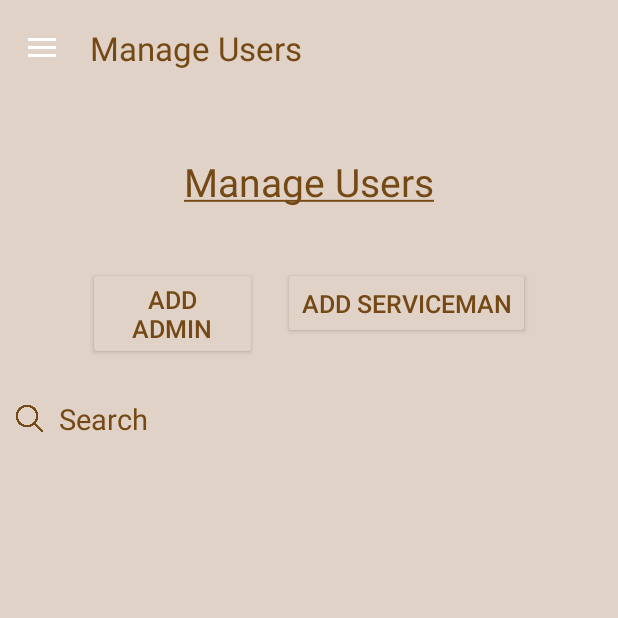
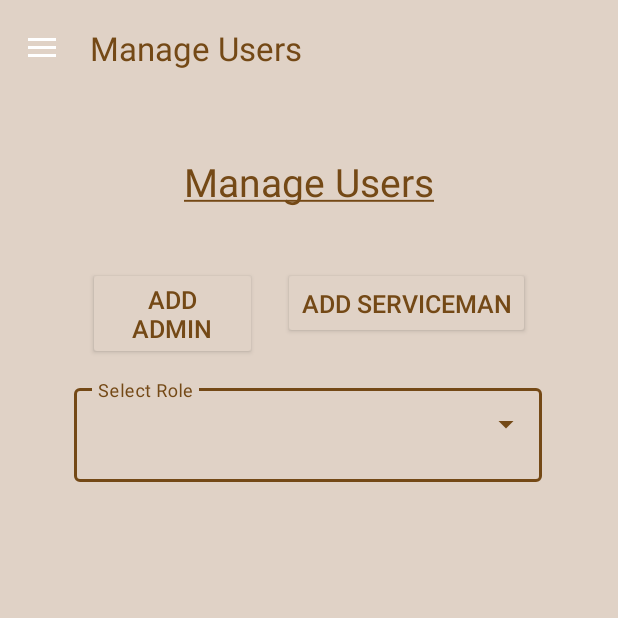
Before and after one commit to DevRaval2604/Citizen-Care, an Android app: the ManageUsers screen opened directly, with no data from a screen before it, on a phone screen of 412 x 824 dp, the top half of it. Run offline under Robolectric (Android 15) with nearby library versions, the phone set to English and light mode, and no system bars; our stand-ins replace Firebase (no records; nobody signed in at launch, a user with empty details on screens opened directly), sdp/ssp sizes.

Commit message:
Final Year Project

```diff
--- a/app/src/main/java/com/example/citizencare/Admin_Register.java
+++ b/app/src/main/java/com/example/citizencare/Admin_Register.java
@@ -175,7 +175,7 @@ public class Admin_Register extends AppCompatActivity {
             if (task.isSuccessful()) {
                 FirebaseUser firebaseUser =auth.getCurrentUser();
                 //Enter User Data into Firebase Realtime Database.
-                ReadWriteCitizenDetails WriteCitizenDetails=new ReadWriteCitizenDetails(textFirstName,textMiddleName,textLastName,textEmail,textGender,textMobile,"Admin");
+                ReadWriteCitizenDetails WriteCitizenDetails=new ReadWriteCitizenDetails(textFirstName,textMiddleName,textLastName,textEmail,textGender,textMobile,"Admin",false);
                 //Extracting users reference from Database for "Users"
                 DatabaseReference reference= FirebaseDatabase.getInstance().getReference("Users");
                 reference.child(Objects.requireNonNull(firebaseUser).getUid()).setValue(WriteCitizenDetails).addOnCompleteListener(task1 -> {
--- a/app/src/main/java/com/example/citizencare/ManageUsers.java
+++ b/app/src/main/java/com/example/citizencare/ManageUsers.java
@@ -1,19 +1,20 @@
 package com.example.citizencare;
 import androidx.recyclerview.widget.LinearLayoutManager;
 import androidx.recyclerview.widget.RecyclerView;
-
 import android.content.Intent;
 import android.os.Bundle;
-import android.text.Editable;
 import android.text.SpannableString;
-import android.text.TextWatcher;
 import android.text.style.UnderlineSpan;
+import android.widget.ArrayAdapter;
+import android.widget.AutoCompleteTextView;
 import android.widget.Button;
-import android.widget.EditText;
 import android.widget.TextView;
 import com.example.citizencare.databinding.ActivityManageUsersBinding;
 import com.firebase.ui.database.FirebaseRecyclerOptions;
 import com.google.firebase.database.FirebaseDatabase;
+import com.google.firebase.database.Query;
+import java.util.ArrayList;
+import java.util.List;
 
 
 public class ManageUsers extends DrawerBase {
@@ -21,6 +22,10 @@ public class ManageUsers extends DrawerBase {
     ActivityManageUsersBinding activityManageUsersBinding;
 RecyclerView recyclerView;
 MainAdapter mainAdapter;
+
+AutoCompleteTextView autoCompleteTextView;
+List<String> suggestions=new ArrayList<>();
+ArrayAdapter<String> adapter;
 
     @Override
     protected void onCreate(Bundle savedInstanceState) {
@@ -59,22 +64,23 @@ MainAdapter mainAdapter;
 
         mainAdapter=new MainAdapter(options);
         recyclerView.setAdapter(mainAdapter);
-        EditText editText=findViewById(R.id.search);
-        editText.addTextChangedListener(new TextWatcher() {
-            @Override
-            public void beforeTextChanged(CharSequence charSequence, int i, int i1, int i2) {
-                //Do nothing
-            }
-
-            @Override
-            public void onTextChanged(CharSequence charSequence, int i, int i1, int i2) {
-                processsearch(charSequence.toString());
-            }
-
-            @Override
-            public void afterTextChanged(Editable editable) {
-                //Do nothing
-            }
+        autoCompleteTextView=findViewById(R.id.dropdown_manageusers);
+        adapter=new ArrayAdapter<>(this,R.layout.list_item,suggestions);
+        autoCompleteTextView.setAdapter(adapter);
+        suggestions.add("Admin");
+        suggestions.add("Serviceman");
+        suggestions.add("Citizen");
+        adapter.notifyDataSetChanged();
+        autoCompleteTextView.setOnItemClickListener((adapterView, view, i, l) -> {
+            String selectedRole=(String)adapterView.getItemAtPosition(i);
+            Query query=FirebaseDatabase.getInstance().getReference().child("Users").orderByChild("Role").equalTo(selectedRole);
+            FirebaseRecyclerOptions<MainModel> options1 =
+                    new FirebaseRecyclerOptions.Builder<MainModel>()
+                            .setQuery(query, MainModel.class)
+                            .build();
+            MainAdapter mainAdapter=new MainAdapter(options1);
+            recyclerView.setAdapter(mainAdapter);
+            mainAdapter.startListening();
         });
     }
 
@@ -89,13 +95,4 @@ MainAdapter mainAdapter;
         super.onStop();
         mainAdapter.stopListening();
     }
-    private void processsearch(String s) {
-        FirebaseRecyclerOptions<MainModel> options =
-                new FirebaseRecyclerOptions.Builder<MainModel>()
-                        .setQuery(FirebaseDatabase.getInstance().getReference().child("Users").orderByChild("Role").startAt(s).endAt(s+"\uf8ff"), MainModel.class)
-                        .build();
-        mainAdapter=new MainAdapter(options);
-        mainAdapter.startListening();
-        recyclerView.setAdapter(mainAdapter);
-    }
 }
--- a/app/src/main/java/com/example/citizencare/ReadWriteCitizenDetails.java
+++ b/app/src/main/java/com/example/citizencare/ReadWriteCitizenDetails.java
@@ -4,11 +4,12 @@ package com.example.citizencare;
 
 public class ReadWriteCitizenDetails {
         public String FirstName,MiddleName,LastName,Email,Gender,MobileNumber,Role;
+        Boolean Blocked;
 
         //Constructor
         public ReadWriteCitizenDetails(){}
 
-        public ReadWriteCitizenDetails(String textFirstName,String textMiddleName,String textLastName,String textEmail,String textGender,String textMobile,String Role){
+        public ReadWriteCitizenDetails(String textFirstName,String textMiddleName,String textLastName,String textEmail,String textGender,String textMobile,String Role,Boolean Blocked){
             this.FirstName=textFirstName;
             this.MiddleName=textMiddleName;
             this.LastName=textLastName;
@@ -16,5 +17,6 @@ public class ReadWriteCitizenDetails {
             this.Gender=textGender;
             this.MobileNumber=textMobile;
             this.Role=Role;
+            this.Blocked=Blocked;
         }
 }
--- a/app/src/main/java/com/example/citizencare/Register.java
+++ b/app/src/main/java/com/example/citizencare/Register.java
@@ -175,7 +175,7 @@ public class Register extends AppCompatActivity {
             if (task.isSuccessful()) {
                 FirebaseUser firebaseUser =auth.getCurrentUser();
                 //Enter User Data into Firebase Realtime Database.
-                ReadWriteCitizenDetails WriteCitizenDetails=new ReadWriteCitizenDetails(textFirstName,textMiddleName,textLastName,textEmail,textGender,textMobile,"Citizen");
+                ReadWriteCitizenDetails WriteCitizenDetails=new ReadWriteCitizenDetails(textFirstName,textMiddleName,textLastName,textEmail,textGender,textMobile,"Citizen",false);
                 //Extracting users reference from Database for "Users"
                 DatabaseReference reference=FirebaseDatabase.getInstance().getReference("Users");
                 reference.child(Objects.requireNonNull(firebaseUser).getUid()).setValue(WriteCitizenDetails).addOnCompleteListener(task1 -> {
--- a/app/src/main/java/com/example/citizencare/Serviceman_Register.java
+++ b/app/src/main/java/com/example/citizencare/Serviceman_Register.java
@@ -177,7 +177,7 @@ public class Serviceman_Register extends AppCompatActivity {
             if (task.isSuccessful()) {
                 FirebaseUser firebaseUser =auth.getCurrentUser();
                 //Enter User Data into Firebase Realtime Database.
-                ReadWriteCitizenDetails WriteCitizenDetails=new ReadWriteCitizenDetails(textFirstName,textMiddleName,textLastName,textEmail,textGender,textMobile,"Serviceman");
+                ReadWriteCitizenDetails WriteCitizenDetails=new ReadWriteCitizenDetails(textFirstName,textMiddleName,textLastName,textEmail,textGender,textMobile,"Serviceman",false);
                 //Extracting users reference from Database for "Users"
                 DatabaseReference reference= FirebaseDatabase.getInstance().getReference("Users");
                 reference.child(Objects.requireNonNull(firebaseUser).getUid()).setValue(WriteCitizenDetails).addOnCompleteListener(task1 -> {
--- a/app/src/main/java/com/example/citizencare/Update_Profile.java
+++ b/app/src/main/java/com/example/citizencare/Update_Profile.java
@@ -5,10 +5,6 @@ import android.os.Bundle;
 import android.text.SpannableString;
 import android.text.style.UnderlineSpan;
 import android.widget.TextView;
-
-import androidx.appcompat.app.AppCompatActivity;
-
-import com.example.citizencare.databinding.ActivityAdminBinding;
 import com.example.citizencare.databinding.ActivityUpdateProfileBinding;
 
 public class Update_Profile extends DrawerBase {
--- a/app/src/main/res/layout/activity_main.xml
+++ b/app/src/main/res/layout/activity_main.xml
@@ -120,6 +120,7 @@
                 android:hint="@string/select"
                 android:inputType="none"
                 android:textColorHint="@color/text"
+                android:textColor="@color/text"
                 android:textSize="@dimen/_16sdp"
                 tools:ignore="LabelFor,TouchTargetSizeCheck,SpeakableTextPresentCheck" />
         </com.google.android.material.textfield.TextInputLayout>
@@ -140,6 +141,7 @@
                 android:backgroundTint="@color/background"
                 android:hint="@string/select2"
                 android:inputType="none"
+                android:textColor="@color/text"
                 android:textColorHint="@color/text"
                 android:textSize="@dimen/_16sdp"
                 tools:ignore="LabelFor,TouchTargetSizeCheck,SpeakableTextPresentCheck" />
--- a/app/src/main/res/layout/activity_manage_complaint_type.xml
+++ b/app/src/main/res/layout/activity_manage_complaint_type.xml
@@ -95,6 +95,7 @@
                 android:backgroundTint="@color/background"
                 android:hint="@string/select2"
                 android:inputType="none"
+                android:textColor="@color/text"
                 android:textColorHint="@color/text"
                 android:textSize="@dimen/_16sdp"
                 tools:ignore="LabelFor,TouchTargetSizeCheck,SpeakableTextPresentCheck" />
--- a/app/src/main/res/layout/activity_manage_service_type.xml
+++ b/app/src/main/res/layout/activity_manage_service_type.xml
@@ -93,6 +93,7 @@ tools:context=".ManageServiceType">
             android:layout_height="wrap_content"
             android:backgroundTint="@color/background"
             android:hint="@string/select"
+            android:textColor="@color/text"
             android:inputType="none"
             android:textColorHint="@color/text"
             android:textSize="@dimen/_16sdp"
--- a/app/src/main/res/layout/activity_manage_users.xml
+++ b/app/src/main/res/layout/activity_manage_users.xml
@@ -49,40 +49,36 @@
                     android:textColor="@color/text"
                     android:textSize="@dimen/_13sdp"
                     tools:ignore="TextSizeCheck" />
-
-
-
-
-                <ImageView
-                    android:layout_width="@dimen/_20sdp"
-                    android:layout_height="@dimen/_20sdp"
-                    android:layout_marginTop="@dimen/_98sdp"
-                    android:id="@+id/ic_search"
-                    android:layout_below="@id/textview_manage_user"
-                    android:background="@drawable/search"
-                    android:backgroundTint="@color/text"
-                    tools:ignore="ContentDescription" />
-                <EditText
-                    android:id="@+id/search"
-                    android:layout_width="match_parent"
+                <com.google.android.material.textfield.TextInputLayout
+                    style="@style/Widget.Material3.TextInputLayout.OutlinedBox.ExposedDropdownMenu"
+                    android:layout_width="@dimen/_240sdp"
                     android:layout_height="wrap_content"
-                    android:layout_marginTop="@dimen/_93sdp"
-                    android:layout_below="@id/textview_manage_user"
-                    android:background="@color/background"
-                    android:hint="Search"
+                    android:layout_marginTop="@dimen/_10sdp"
+                    android:layout_marginStart="@dimen/_33sdp"
+                    android:layout_below="@id/button_admin"
+                    android:backgroundTint="@color/background"
                     android:textColorHint="@color/text"
-                    android:layout_marginStart="@dimen/_20sdp"
-                    android:inputType="textPersonName"
-                    android:padding="@dimen/_5sdp"
+                    app:boxStrokeColor="@color/text"
+                    app:endIconTint="@color/text"
+                    app:hintTextColor="@color/text">
+                        <AutoCompleteTextView
+                            android:id="@+id/dropdown_manageusers"
+                            android:layout_width="@dimen/_240sdp"
+                            android:layout_height="wrap_content"
+                            android:backgroundTint="@color/background"
+                            android:hint="Select Role"
+                            android:inputType="none"
                             android:textColor="@color/text"
-                    android:textSize="@dimen/_15sdp"
-                    tools:ignore="Autofill,HardcodedText,MissingConstraints,TextContrastCheck,TextSizeCheck,TouchTargetSizeCheck" />
+                            android:textColorHint="@color/text"
+                            android:textSize="@dimen/_16sdp"
+                            tools:ignore="HardcodedText,LabelFor,SpeakableTextPresentCheck,TouchTargetSizeCheck" />
+                </com.google.android.material.textfield.TextInputLayout>
 
                 <androidx.recyclerview.widget.RecyclerView
                     android:id="@+id/recview"
                     android:layout_width="match_parent"
                     android:layout_height="match_parent"
-            android:layout_marginTop="@dimen/_200sdp"
+                    android:layout_marginTop="@dimen/_210sdp"
                     android:layout_alignParentBottom="true"
                     android:layout_alignParentEnd="true"
                     android:layout_alignParentStart="true"
```
Also changed, not shown: app/src/main/java/com/example/citizencare/Login.java (+12 -7 lines), app/src/main/java/com/example/citizencare/MainAdapter.java (+35 -15 lines), app/src/main/java/com/example/citizencare/MainModel.java (+11 -1 lines), app/src/main/java/com/example/citizencare/ManageComplaintType.java (+18 -6 lines), app/src/main/java/com/example/citizencare/ManageServiceType.java (+18 -6 lines), app/src/main/res/layout/activity_update_profile.xml (+7 -6 lines), app/src/main/res/layout/main_item.xml (+19 -4 lines). Lines whose indentation alone changed are shown as unchanged.
